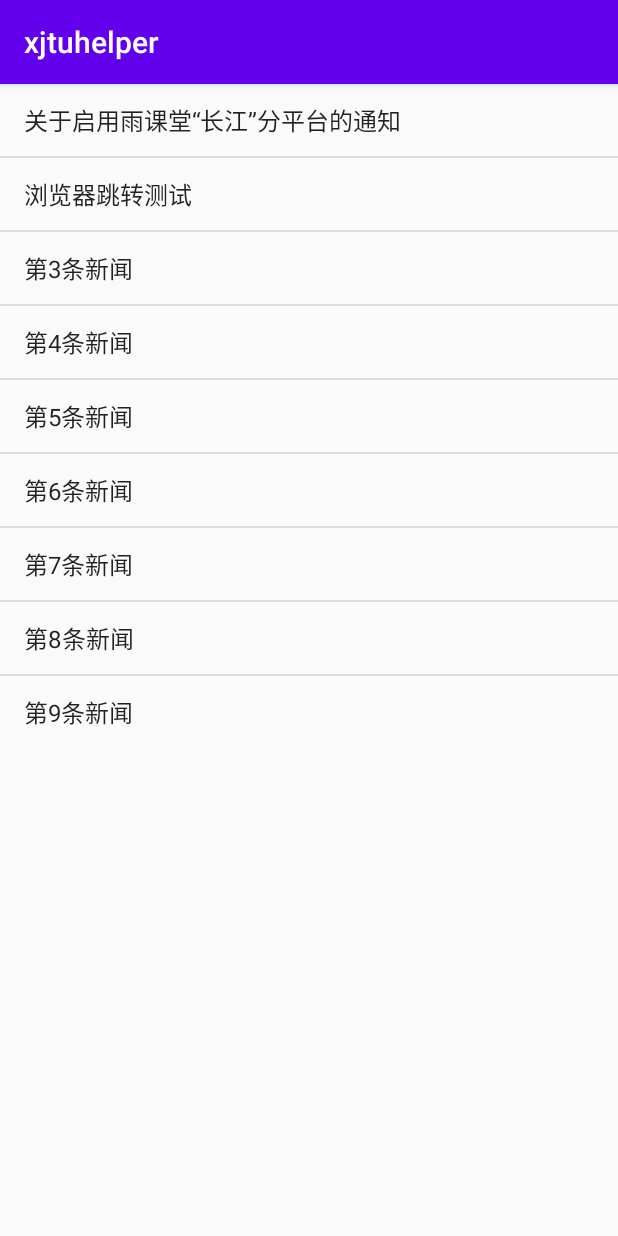
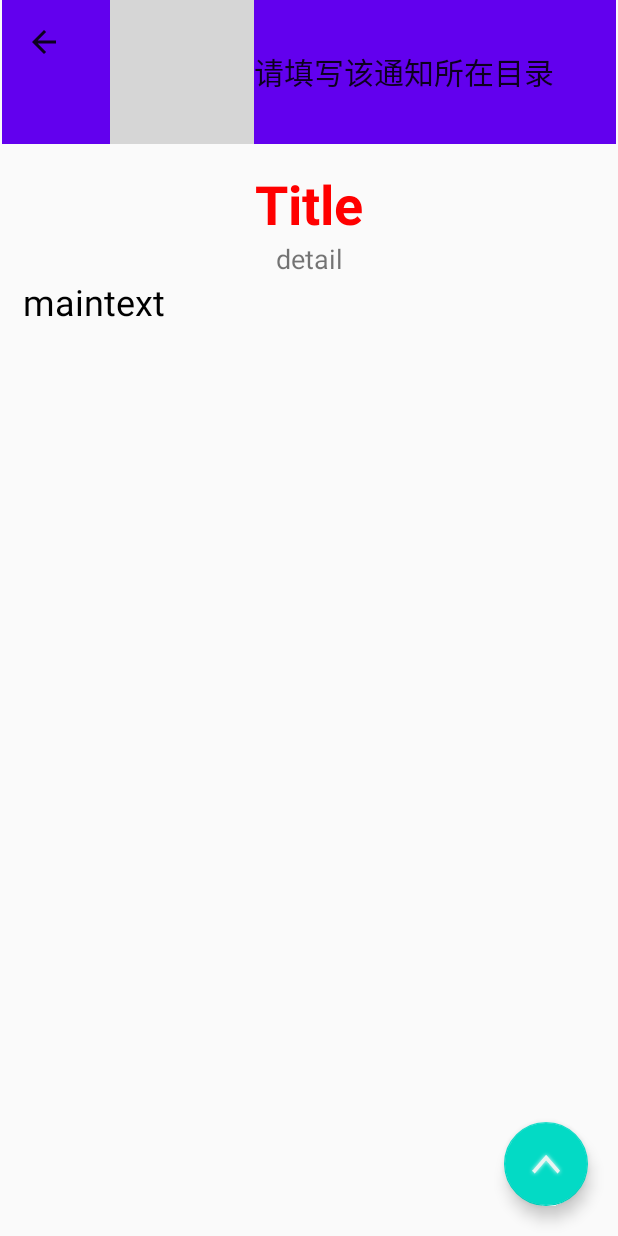
Before and after one commit to nightmorning0/Software-Engineering-Homework, an Android app: the MainActivity screen opened directly, with no data from a screen before it, after a tap on "关于启用雨课堂“长江”分平台的通知", on a phone screen of 412 x 824 dp. Run offline under Robolectric (Android 15) with nearby library versions, the phone set to English and light mode, and no system bars; grey boxes are pictures that could not be loaded.

Commit message:
Merged with jcchen branch successfully in a silly way

```diff
--- a/xjtuhelper/app/build.gradle
+++ b/xjtuhelper/app/build.gradle
@@ -25,10 +25,11 @@ android {
 
 dependencies {
     implementation fileTree(dir: 'libs', include: ['*.jar'])
-
     implementation 'androidx.appcompat:appcompat:1.1.0'
     implementation 'androidx.constraintlayout:constraintlayout:1.1.3'
     testImplementation 'junit:junit:4.12'
     androidTestImplementation 'androidx.test.ext:junit:1.1.1'
     androidTestImplementation 'androidx.test.espresso:espresso-core:3.2.0'
+    implementation 'com.google.android.material:material:1.1.0'
+    implementation 'com.android.support:design:27.1.0'
 }
--- a/xjtuhelper/app/src/main/AndroidManifest.xml
+++ b/xjtuhelper/app/src/main/AndroidManifest.xml
@@ -12,11 +12,12 @@
         <activity android:name=".WelcomeActivity">
             <intent-filter>
                 <action android:name="android.intent.action.MAIN" />
+
                 <category android:name="android.intent.category.LAUNCHER" />
             </intent-filter>
         </activity>
-        <activity android:name=".MainActivity"/>
-
+        <activity android:name=".MainActivity" />
+        <activity android:name=".NewsContentActivity"></activity>
     </application>
 
 </manifest>
--- a/xjtuhelper/app/src/main/java/com/example/xjtuhelper/MainActivity.java
+++ b/xjtuhelper/app/src/main/java/com/example/xjtuhelper/MainActivity.java
@@ -38,7 +38,7 @@ public class MainActivity extends AppCompatActivity {
             @Override
             public void onItemClick(AdapterView<?> parent, View view, int position, long id) {
                 if (id == 0) {
-                    ;
+                    startActivity(new Intent(MainActivity.this, NewsContentActivity.class));
                 }
                 else if (id == 1){
                     startActivity(new Intent(Intent.ACTION_VIEW, Uri.parse("https://nightmorning.site")));
--- /dev/null
+++ b/xjtuhelper/app/src/main/java/com/example/xjtuhelper/NewsContentActivity.java
@@ -0,0 +1,48 @@
+package com.example.xjtuhelper;
+
+import androidx.annotation.RequiresApi;
+import androidx.appcompat.app.AppCompatActivity;
+import androidx.appcompat.widget.Toolbar;
+
+import android.os.Build;
+import android.os.Bundle;
+import android.view.View;
+import android.widget.ScrollView;
+
+import com.google.android.material.floatingactionbutton.FloatingActionButton;
+import com.google.android.material.snackbar.Snackbar;
+
+
+public class NewsContentActivity extends AppCompatActivity {
+    @RequiresApi(api = Build.VERSION_CODES.LOLLIPOP)
+    @Override
+    protected void onCreate(Bundle savedInstanceState) {
+        super.onCreate(savedInstanceState);
+        setContentView(R.layout.activity_news_content);
+        Toolbar toolbar = findViewById(R.id.toolbar_newscontent);
+        toolbar.setTitle("请填写该通知所在目录");//设置主标题
+        toolbar.setLogo(R.drawable.xiaohui);
+        setSupportActionBar(toolbar);
+        getSupportActionBar().setDisplayHomeAsUpEnabled(true);
+        final ScrollView sc = findViewById(R.id.nc_sc);
+        FloatingActionButton fab = findViewById(R.id.btn_nc_tothetop);
+        fab.setOnClickListener(new View.OnClickListener() {
+            @Override
+            public void onClick(View v) {
+                sc.post(new Runnable() {
+
+                        @Override
+                        public void run() {
+                            sc.post(new Runnable() {
+                                public void run() {
+                                    // 滚动至顶部
+                                    sc.fullScroll(ScrollView.FOCUS_UP);
+                                }
+                            });
+                        }
+                    });
+
+                }
+            });
+    }
+}
--- /dev/null
+++ b/xjtuhelper/app/src/main/res/layout/activity_news_content.xml
@@ -0,0 +1,81 @@
+<?xml version="1.0" encoding="utf-8"?>
+<androidx.constraintlayout.widget.ConstraintLayout xmlns:android="http://schemas.android.com/apk/res/android"
+    xmlns:app="http://schemas.android.com/apk/res-auto"
+    xmlns:tools="http://schemas.android.com/tools"
+    android:layout_width="match_parent"
+    android:layout_height="match_parent"
+    app:layout_behavior="@string/appbar_scrolling_view_behavior"
+    tools:context=".NewsContentActivity">
+
+    <androidx.appcompat.widget.Toolbar
+        android:id="@+id/toolbar_newscontent"
+        android:layout_width="409dp"
+        android:layout_height="wrap_content"
+        android:background="?attr/colorPrimary"
+        android:minHeight="?attr/actionBarSize"
+        android:theme="?attr/actionBarTheme"
+
+        app:layout_constraintEnd_toEndOf="parent"
+        app:layout_constraintStart_toStartOf="parent"
+        app:layout_constraintTop_toTopOf="parent" />
+
+    <ScrollView
+        android:id="@+id/nc_sc"
+        android:layout_width="match_parent"
+        android:layout_height="wrap_content"
+        android:padding="15dp"
+        app:layout_constraintEnd_toEndOf="parent"
+        app:layout_constraintStart_toStartOf="parent"
+        app:layout_constraintTop_toBottomOf="@+id/toolbar_newscontent">
+
+        <LinearLayout
+            android:layout_width="match_parent"
+            android:layout_height="wrap_content"
+            android:orientation="vertical">
+
+            <TextView
+                android:id="@+id/nc_tv_title"
+                android:layout_width="match_parent"
+                android:layout_height="wrap_content"
+                android:gravity="center"
+                android:text="Title"
+                android:textColor="#FF0000"
+                android:textSize="36sp"
+                android:textStyle="bold" />
+
+            <TextView
+                android:id="@+id/nc_tv_detail"
+                android:layout_width="match_parent"
+                android:layout_height="wrap_content"
+                android:gravity="center"
+                android:text="detail"
+                android:textSize="18sp" />
+
+            <TextView
+                android:id="@+id/nc_tv_maintext"
+                android:layout_width="match_parent"
+                android:layout_height="wrap_content"
+                android:lineSpacingMultiplier="1.5"
+                android:text="maintext"
+                android:textColor="#000000"
+                android:textSize="24sp" />
+
+        </LinearLayout>
+    </ScrollView>
+
+    <com.google.android.material.floatingactionbutton.FloatingActionButton
+        android:id="@+id/btn_nc_tothetop"
+        android:layout_width="wrap_content"
+        android:layout_height="wrap_content"
+        android:layout_marginEnd="20dp"
+        android:layout_marginRight="20dp"
+        android:layout_marginBottom="20dp"
+        android:clickable="true"
+        android:focusable="true"
+        app:fabSize="normal"
+        app:layout_constraintBottom_toBottomOf="parent"
+        app:layout_constraintEnd_toEndOf="parent"
+        app:srcCompat="@drawable/arrow_up" />
+
+
+</androidx.constraintlayout.widget.ConstraintLayout>
--- a/xjtuhelper/app/src/main/res/layout/welcome.xml
+++ b/xjtuhelper/app/src/main/res/layout/welcome.xml
@@ -1,9 +1,11 @@
 <?xml version="1.0" encoding="utf-8"?>
 <androidx.constraintlayout.widget.ConstraintLayout
-    xmlns:android="http://schemas.android.com/apk/res/android" android:layout_width="match_parent"
+    xmlns:android="http://schemas.android.com/apk/res/android"
+    xmlns:app="http://schemas.android.com/apk/res-auto"
+    xmlns:tools="http://schemas.android.com/tools"
+    android:layout_width="match_parent"
     android:layout_height="match_parent">
-    <LinearLayout xmlns:android="http://schemas.android.com/apk/res/android"
-        xmlns:tools="http://schemas.android.com/tools"
+    <LinearLayout
         android:layout_width="match_parent"
         android:layout_height="match_parent"
         android:background="@drawable/xiaohui"
@@ -17,5 +19,6 @@
         android:layout_marginLeft="256dp"
         android:contentDescription="@string/close_wele"
     />
+
     </LinearLayout>
 </androidx.constraintlayout.widget.ConstraintLayout>
--- /dev/null
+++ b/xjtuhelper/app/src/main/res/menu/toolbar_newscontent.xml
@@ -0,0 +1,12 @@
+<?xml version="1.0" encoding="utf-8"?>
+<menu xmlns:android="http://schemas.android.com/apk/res/android"
+    xmlns:app="http://schemas.android.com/apk/res-auto"
+    xmlns:tools="http://schemas.android.com/tools"
+    tools:context="com.example.xjtuhelper.NewsContentActivity">
+
+    <item
+        android:id="@+id/action_settings"
+        android:orderInCategory="100"
+        android:title="@string/night_mode"
+        app:showAsAction="never" />
+</menu>
--- a/xjtuhelper/app/src/main/res/values/strings.xml
+++ b/xjtuhelper/app/src/main/res/values/strings.xml
@@ -1,4 +1,5 @@
 <resources>
     <string name="app_name">xjtuhelper</string>
     <string name="close_wele">立刻开始</string>
+    <string name="night_mode">夜间模式</string>
 </resources>
--- a/xjtuhelper/app/src/main/res/values/styles.xml
+++ b/xjtuhelper/app/src/main/res/values/styles.xml
@@ -1,7 +1,7 @@
 <resources>
 
     <!-- Base application theme. -->
-    <style name="AppTheme" parent="Theme.AppCompat.Light.DarkActionBar">
+    <style name="AppTheme" parent="Theme.AppCompat.Light.NoActionBar">
         <!-- Customize your theme here. -->
         <item name="colorPrimary">@color/colorPrimary</item>
         <item name="colorPrimaryDark">@color/colorPrimaryDark</item>
```
Also changed, not shown: xjtuhelper/app/src/main/res/drawable/arrow_up.png (added).
